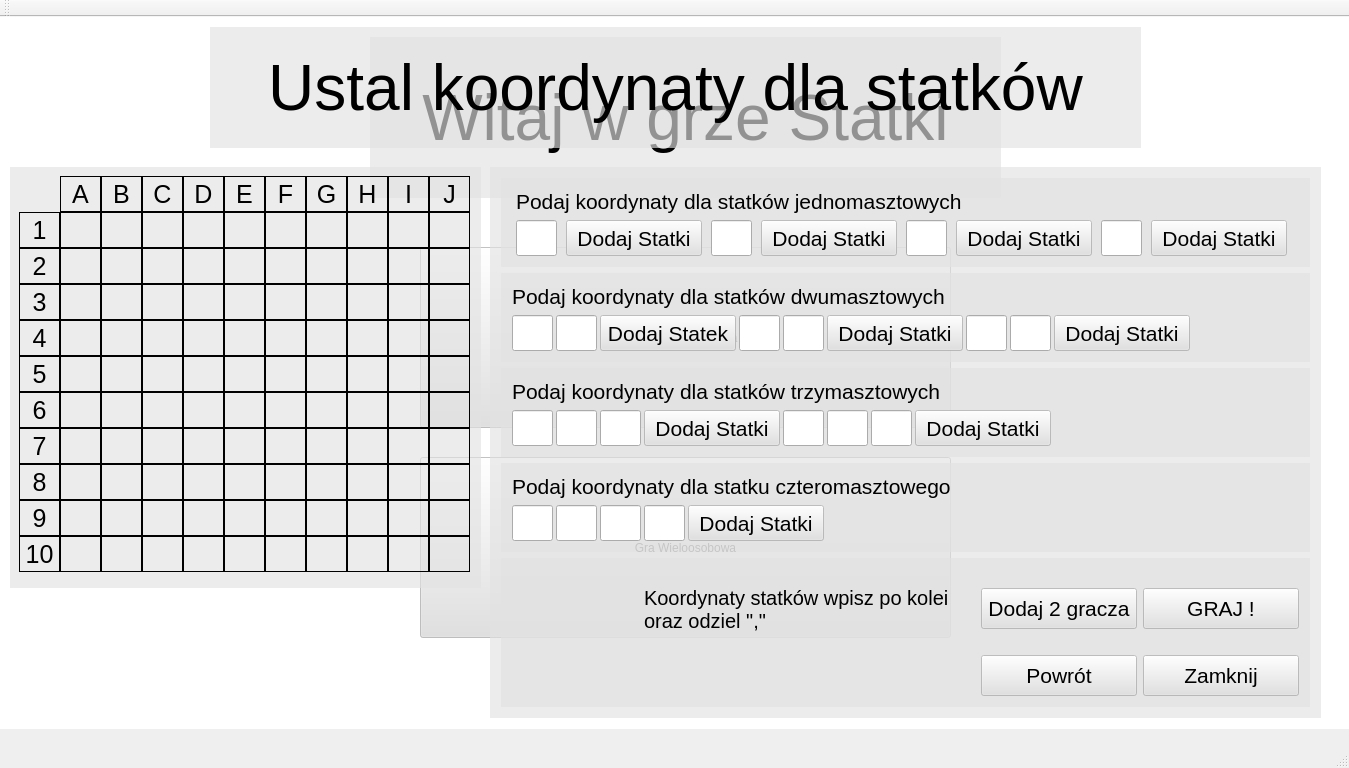
Above: ships/MainWindow.ui from MWis02/ships before the change. Below: the same form after it.
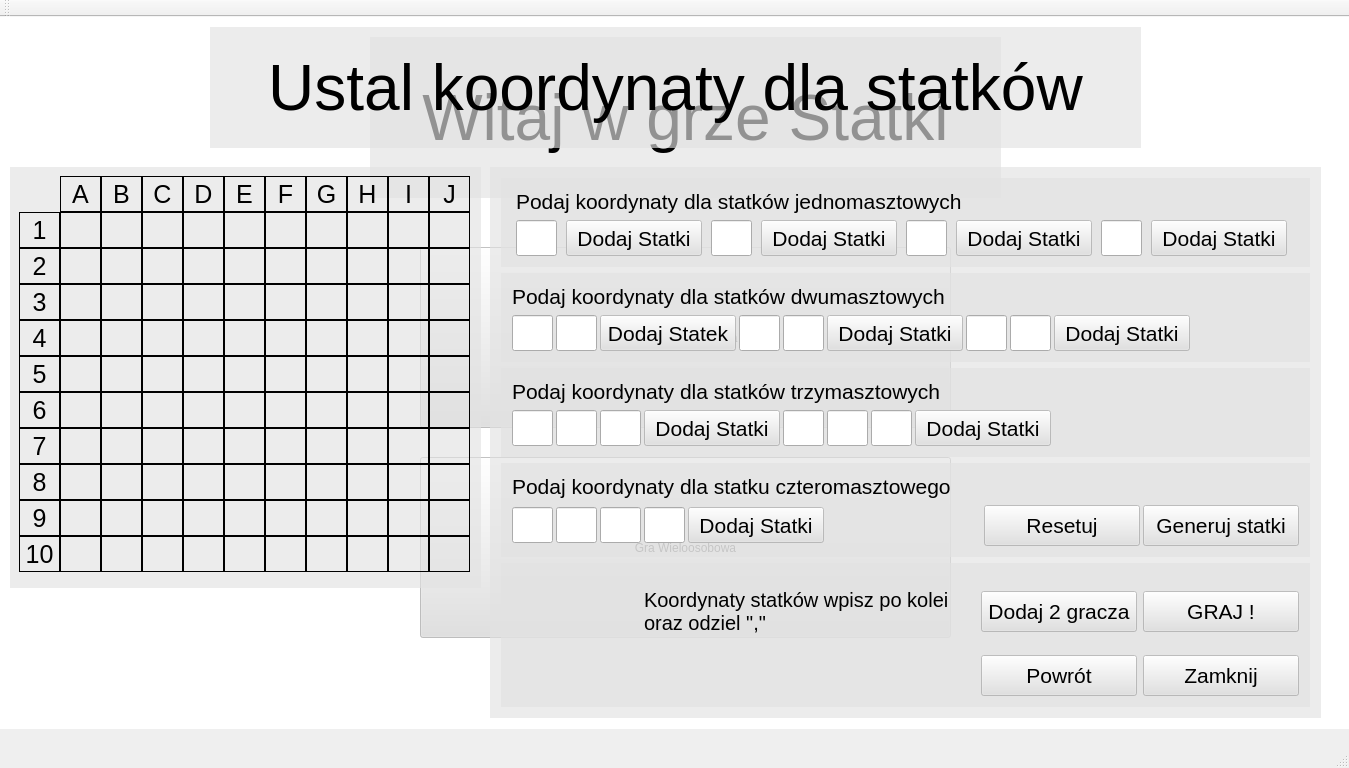
That is the form after the change. Icons and pictures are not drawn.

```diff
--- a/ships/MainWindow.ui
+++ b/ships/MainWindow.ui
@@ -3844,7 +3844,7 @@
           <number>6</number>
          </property>
          <item row="1" column="4">
-          <widget class="QLineEdit" name="lineEdit_3">
+          <widget class="QLineEdit" name="lineEdit_2">
            <property name="enabled">
             <bool>true</bool>
            </property>
@@ -3895,7 +3895,7 @@
           </widget>
          </item>
          <item row="1" column="2">
-          <widget class="QLineEdit" name="lineEdit_2">
+          <widget class="QLineEdit" name="lineEdit_1">
            <property name="minimumSize">
             <size>
              <width>41</width>
@@ -3934,7 +3934,7 @@
           </widget>
          </item>
          <item row="1" column="6">
-          <widget class="QLineEdit" name="lineEdit_4">
+          <widget class="QLineEdit" name="lineEdit_3">
            <property name="minimumSize">
             <size>
              <width>41</width>
@@ -4030,7 +4030,7 @@
           </widget>
          </item>
          <item row="1" column="0">
-          <widget class="QLineEdit" name="lineEdit_1">
+          <widget class="QLineEdit" name="lineEdit_0">
            <property name="minimumSize">
             <size>
              <width>41</width>
@@ -4069,7 +4069,7 @@
           <number>3</number>
          </property>
          <item row="1" column="6">
-          <widget class="QLineEdit" name="lineEdit_9">
+          <widget class="QLineEdit" name="lineEdit_8">
            <property name="minimumSize">
             <size>
              <width>41</width>
@@ -4093,30 +4093,6 @@
           </widget>
          </item>
          <item row="1" column="3">
-          <widget class="QLineEdit" name="lineEdit_7">
-           <property name="minimumSize">
-            <size>
-             <width>41</width>
-             <height>36</height>
-            </size>
-           </property>
-           <property name="maximumSize">
-            <size>
-             <width>41</width>
-             <height>36</height>
-            </size>
-           </property>
-           <property name="font">
-            <font>
-             <pointsize>13</pointsize>
-            </font>
-           </property>
-           <property name="styleSheet">
-            <string notr="true">background: none;</string>
-           </property>
-          </widget>
-         </item>
-         <item row="1" column="1">
           <widget class="QLineEdit" name="lineEdit_6">
            <property name="minimumSize">
             <size>
@@ -4140,7 +4116,7 @@
            </property>
           </widget>
          </item>
-         <item row="1" column="0">
+         <item row="1" column="1">
           <widget class="QLineEdit" name="lineEdit_5">
            <property name="minimumSize">
             <size>
@@ -4157,6 +4133,30 @@
            <property name="font">
             <font>
              <pointsize>13</pointsize>
+            </font>
+           </property>
+           <property name="styleSheet">
+            <string notr="true">background: none;</string>
+           </property>
+          </widget>
+         </item>
+         <item row="1" column="0">
+          <widget class="QLineEdit" name="lineEdit_4">
+           <property name="minimumSize">
+            <size>
+             <width>41</width>
+             <height>36</height>
+            </size>
+           </property>
+           <property name="maximumSize">
+            <size>
+             <width>41</width>
+             <height>36</height>
+            </size>
+           </property>
+           <property name="font">
+            <font>
+             <pointsize>13</pointsize>
              <bold>false</bold>
             </font>
            </property>
@@ -4166,7 +4166,7 @@
           </widget>
          </item>
          <item row="1" column="7">
-          <widget class="QLineEdit" name="lineEdit_10">
+          <widget class="QLineEdit" name="lineEdit_9">
            <property name="minimumSize">
             <size>
              <width>41</width>
@@ -4190,7 +4190,7 @@
           </widget>
          </item>
          <item row="1" column="4">
-          <widget class="QLineEdit" name="lineEdit_8">
+          <widget class="QLineEdit" name="lineEdit_7">
            <property name="minimumSize">
             <size>
              <width>41</width>
@@ -4310,6 +4310,141 @@
          <property name="horizontalSpacing">
           <number>3</number>
          </property>
+         <item row="0" column="0" colspan="12">
+          <widget class="QLabel" name="label_4">
+           <property name="font">
+            <font>
+             <pointsize>16</pointsize>
+            </font>
+           </property>
+           <property name="styleSheet">
+            <string notr="true">background: none;</string>
+           </property>
+           <property name="text">
+            <string>Podaj koordynaty dla statków trzymasztowych</string>
+           </property>
+          </widget>
+         </item>
+         <item row="1" column="5">
+          <widget class="QLineEdit" name="lineEdit_14">
+           <property name="minimumSize">
+            <size>
+             <width>41</width>
+             <height>36</height>
+            </size>
+           </property>
+           <property name="maximumSize">
+            <size>
+             <width>41</width>
+             <height>36</height>
+            </size>
+           </property>
+           <property name="font">
+            <font>
+             <pointsize>13</pointsize>
+            </font>
+           </property>
+           <property name="styleSheet">
+            <string notr="true">background: none;</string>
+           </property>
+          </widget>
+         </item>
+         <item row="1" column="0">
+          <widget class="QLineEdit" name="lineEdit_10">
+           <property name="minimumSize">
+            <size>
+             <width>41</width>
+             <height>36</height>
+            </size>
+           </property>
+           <property name="maximumSize">
+            <size>
+             <width>41</width>
+             <height>36</height>
+            </size>
+           </property>
+           <property name="font">
+            <font>
+             <pointsize>13</pointsize>
+            </font>
+           </property>
+           <property name="styleSheet">
+            <string notr="true">background: none;</string>
+           </property>
+          </widget>
+         </item>
+         <item row="1" column="7">
+          <widget class="QPushButton" name="pushButton_12">
+           <property name="minimumSize">
+            <size>
+             <width>136</width>
+             <height>36</height>
+            </size>
+           </property>
+           <property name="maximumSize">
+            <size>
+             <width>136</width>
+             <height>36</height>
+            </size>
+           </property>
+           <property name="font">
+            <font>
+             <pointsize>16</pointsize>
+            </font>
+           </property>
+           <property name="text">
+            <string>Dodaj Statki</string>
+           </property>
+          </widget>
+         </item>
+         <item row="1" column="2">
+          <widget class="QLineEdit" name="lineEdit_12">
+           <property name="minimumSize">
+            <size>
+             <width>41</width>
+             <height>36</height>
+            </size>
+           </property>
+           <property name="maximumSize">
+            <size>
+             <width>41</width>
+             <height>36</height>
+            </size>
+           </property>
+           <property name="font">
+            <font>
+             <pointsize>13</pointsize>
+            </font>
+           </property>
+           <property name="styleSheet">
+            <string notr="true">background: none;</string>
+           </property>
+          </widget>
+         </item>
+         <item row="1" column="6">
+          <widget class="QLineEdit" name="lineEdit_15">
+           <property name="minimumSize">
+            <size>
+             <width>41</width>
+             <height>36</height>
+            </size>
+           </property>
+           <property name="maximumSize">
+            <size>
+             <width>41</width>
+             <height>36</height>
+            </size>
+           </property>
+           <property name="font">
+            <font>
+             <pointsize>13</pointsize>
+            </font>
+           </property>
+           <property name="styleSheet">
+            <string notr="true">background: none;</string>
+           </property>
+          </widget>
+         </item>
          <item row="1" column="3">
           <widget class="QPushButton" name="pushButton_11">
            <property name="minimumSize">
@@ -4334,31 +4469,7 @@
            </property>
           </widget>
          </item>
-         <item row="1" column="6">
-          <widget class="QLineEdit" name="lineEdit_16">
-           <property name="minimumSize">
-            <size>
-             <width>41</width>
-             <height>36</height>
-            </size>
-           </property>
-           <property name="maximumSize">
-            <size>
-             <width>41</width>
-             <height>36</height>
-            </size>
-           </property>
-           <property name="font">
-            <font>
-             <pointsize>13</pointsize>
-            </font>
-           </property>
-           <property name="styleSheet">
-            <string notr="true">background: none;</string>
-           </property>
-          </widget>
-         </item>
-         <item row="1" column="2">
+         <item row="1" column="4">
           <widget class="QLineEdit" name="lineEdit_13">
            <property name="minimumSize">
             <size>
@@ -4382,31 +4493,7 @@
            </property>
           </widget>
          </item>
-         <item row="1" column="7">
-          <widget class="QPushButton" name="pushButton_12">
-           <property name="minimumSize">
-            <size>
-             <width>136</width>
-             <height>36</height>
-            </size>
-           </property>
-           <property name="maximumSize">
-            <size>
-             <width>136</width>
-             <height>36</height>
-            </size>
-           </property>
-           <property name="font">
-            <font>
-             <pointsize>16</pointsize>
-            </font>
-           </property>
-           <property name="text">
-            <string>Dodaj Statki</string>
-           </property>
-          </widget>
-         </item>
-         <item row="1" column="0">
+         <item row="1" column="1">
           <widget class="QLineEdit" name="lineEdit_11">
            <property name="minimumSize">
             <size>
@@ -4430,93 +4517,6 @@
            </property>
           </widget>
          </item>
-         <item row="1" column="4">
-          <widget class="QLineEdit" name="lineEdit_14">
-           <property name="minimumSize">
-            <size>
-             <width>41</width>
-             <height>36</height>
-            </size>
-           </property>
-           <property name="maximumSize">
-            <size>
-             <width>41</width>
-             <height>36</height>
-            </size>
-           </property>
-           <property name="font">
-            <font>
-             <pointsize>13</pointsize>
-            </font>
-           </property>
-           <property name="styleSheet">
-            <string notr="true">background: none;</string>
-           </property>
-          </widget>
-         </item>
-         <item row="1" column="5">
-          <widget class="QLineEdit" name="lineEdit_15">
-           <property name="minimumSize">
-            <size>
-             <width>41</width>
-             <height>36</height>
-            </size>
-           </property>
-           <property name="maximumSize">
-            <size>
-             <width>41</width>
-             <height>36</height>
-            </size>
-           </property>
-           <property name="font">
-            <font>
-             <pointsize>13</pointsize>
-            </font>
-           </property>
-           <property name="styleSheet">
-            <string notr="true">background: none;</string>
-           </property>
-          </widget>
-         </item>
-         <item row="1" column="1">
-          <widget class="QLineEdit" name="lineEdit_12">
-           <property name="minimumSize">
-            <size>
-             <width>41</width>
-             <height>36</height>
-            </size>
-           </property>
-           <property name="maximumSize">
-            <size>
-             <width>41</width>
-             <height>36</height>
-            </size>
-           </property>
-           <property name="font">
-            <font>
-             <pointsize>13</pointsize>
-            </font>
-           </property>
-           <property name="styleSheet">
-            <string notr="true">background: none;</string>
-           </property>
-          </widget>
-         </item>
-         <item row="0" column="0" colspan="12">
-          <widget class="QLabel" name="label_4">
-           <property name="font">
-            <font>
-             <pointsize>16</pointsize>
-            </font>
-           </property>
-           <property name="styleSheet">
-            <string notr="true">background: none;</string>
-           </property>
-           <property name="text">
-            <string>Podaj koordynaty dla statków trzymasztowych</string>
-           </property>
-          </widget>
-         </item>
         </layout>
        </widget>
       </item>
@@ -4551,7 +4551,7 @@
           </widget>
          </item>
          <item row="1" column="3">
-          <widget class="QLineEdit" name="lineEdit_20">
+          <widget class="QLineEdit" name="lineEdit_19">
            <property name="minimumSize">
             <size>
              <width>41</width>
@@ -4575,6 +4575,30 @@
           </widget>
          </item>
          <item row="1" column="0">
+          <widget class="QLineEdit" name="lineEdit_16">
+           <property name="minimumSize">
+            <size>
+             <width>41</width>
+             <height>36</height>
+            </size>
+           </property>
+           <property name="maximumSize">
+            <size>
+             <width>41</width>
+             <height>36</height>
+            </size>
+           </property>
+           <property name="font">
+            <font>
+             <pointsize>13</pointsize>
+            </font>
+           </property>
+           <property name="styleSheet">
+            <string notr="true">background: none;</string>
+           </property>
+          </widget>
+         </item>
+         <item row="1" column="1">
           <widget class="QLineEdit" name="lineEdit_17">
            <property name="minimumSize">
             <size>
@@ -4598,7 +4622,7 @@
            </property>
           </widget>
          </item>
-         <item row="1" column="1">
+         <item row="1" column="2">
           <widget class="QLineEdit" name="lineEdit_18">
            <property name="minimumSize">
             <size>
@@ -4622,8 +4646,38 @@
            </property>
           </widget>
          </item>
-         <item row="0" column="0" colspan="8">
+         <item row="1" column="7">
+          <widget class="QPushButton" name="pushButton_gen">
+           <property name="minimumSize">
+            <size>
+             <width>156</width>
+             <height>41</height>
+            </size>
+           </property>
+           <property name="maximumSize">
+            <size>
+             <width>156</width>
+             <height>41</height>
+            </size>
+           </property>
+           <property name="font">
+            <font>
+             <pointsize>16</pointsize>
+            </font>
+           </property>
+           <property name="text">
+            <string>Generuj statki</string>
+           </property>
+          </widget>
+         </item>
+         <item row="0" column="0" colspan="6">
           <widget class="QLabel" name="label_5">
+           <property name="maximumSize">
+            <size>
+             <width>450</width>
+             <height>16777215</height>
+            </size>
+           </property>
            <property name="font">
             <font>
              <pointsize>16</pointsize>
@@ -4637,27 +4691,27 @@
            </property>
           </widget>
          </item>
-         <item row="1" column="2">
-          <widget class="QLineEdit" name="lineEdit_19">
+         <item row="1" column="6">
+          <widget class="QPushButton" name="pushButton_res">
            <property name="minimumSize">
             <size>
-             <width>41</width>
-             <height>36</height>
+             <width>156</width>
+             <height>41</height>
             </size>
            </property>
            <property name="maximumSize">
             <size>
-             <width>41</width>
-             <height>36</height>
+             <width>156</width>
+             <height>41</height>
             </size>
            </property>
            <property name="font">
             <font>
-             <pointsize>13</pointsize>
+             <pointsize>16</pointsize>
             </font>
            </property>
-           <property name="styleSheet">
-            <string notr="true">background: none;</string>
+           <property name="text">
+            <string>Resetuj</string>
            </property>
           </widget>
          </item>
```
